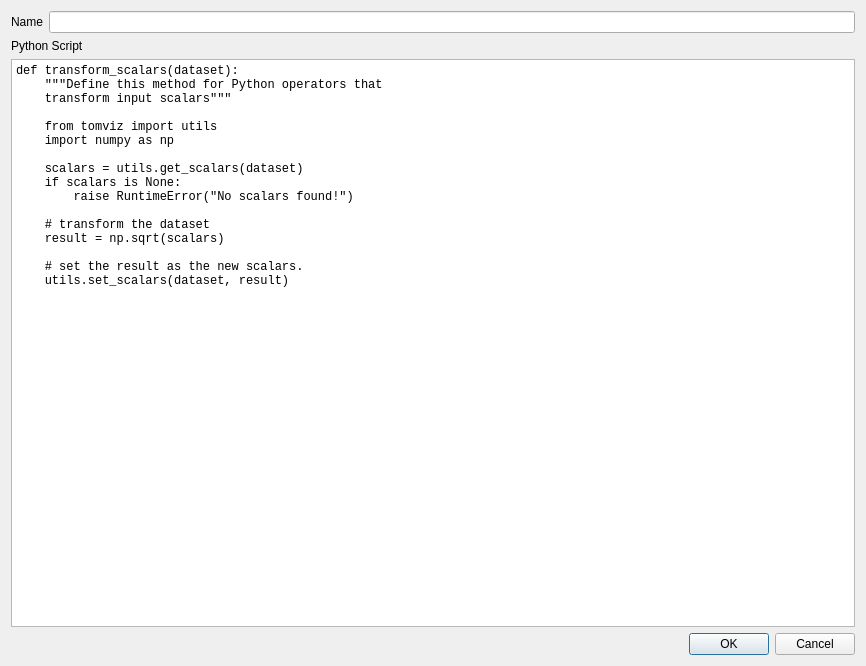
OpenChemistry/tomviz, file EditPythonOperatorDialog.ui: the form before one commit.
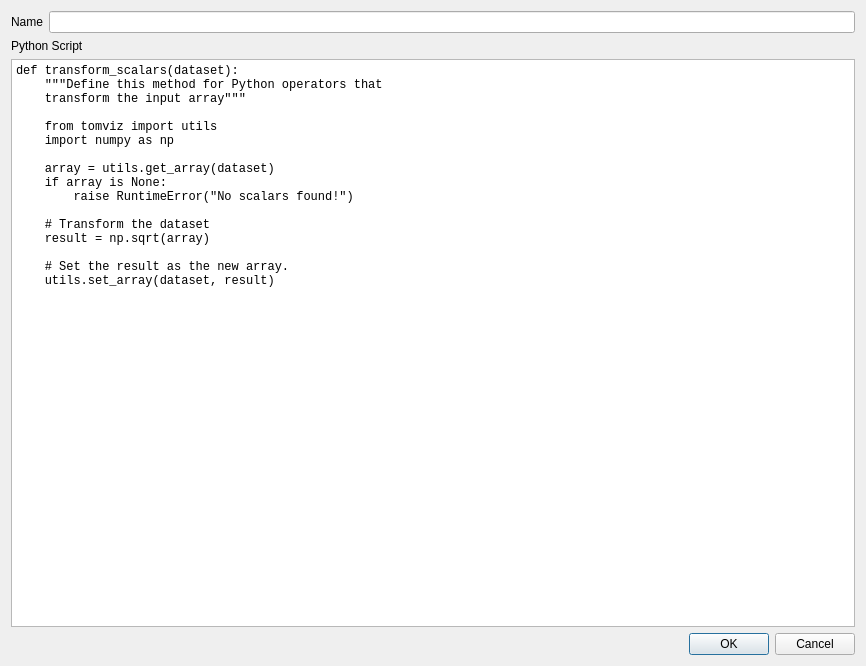
The form after the commit.

Commit message: Update the custom transform, move it in the menu

```diff
--- a/EditPythonOperatorDialog.ui
+++ b/EditPythonOperatorDialog.ui
@@ -44,20 +44,20 @@
      <property name="plainText">
       <string>def transform_scalars(dataset):
     &quot;&quot;&quot;Define this method for Python operators that 
-    transform input scalars&quot;&quot;&quot;
+    transform the input array&quot;&quot;&quot;
 
     from tomviz import utils
     import numpy as np
 
-    scalars = utils.get_scalars(dataset)
-    if scalars is None:
+    array = utils.get_array(dataset)
+    if array is None:
         raise RuntimeError(&quot;No scalars found!&quot;)
 
-    # transform the dataset
-    result = np.sqrt(scalars)
+    # Transform the dataset
+    result = np.sqrt(array)
     
-    # set the result as the new scalars.
-    utils.set_scalars(dataset, result)</string>
+    # Set the result as the new array.
+    utils.set_array(dataset, result)</string>
      </property>
     </widget>
    </item>
```
The commit also changes 2 other files.
